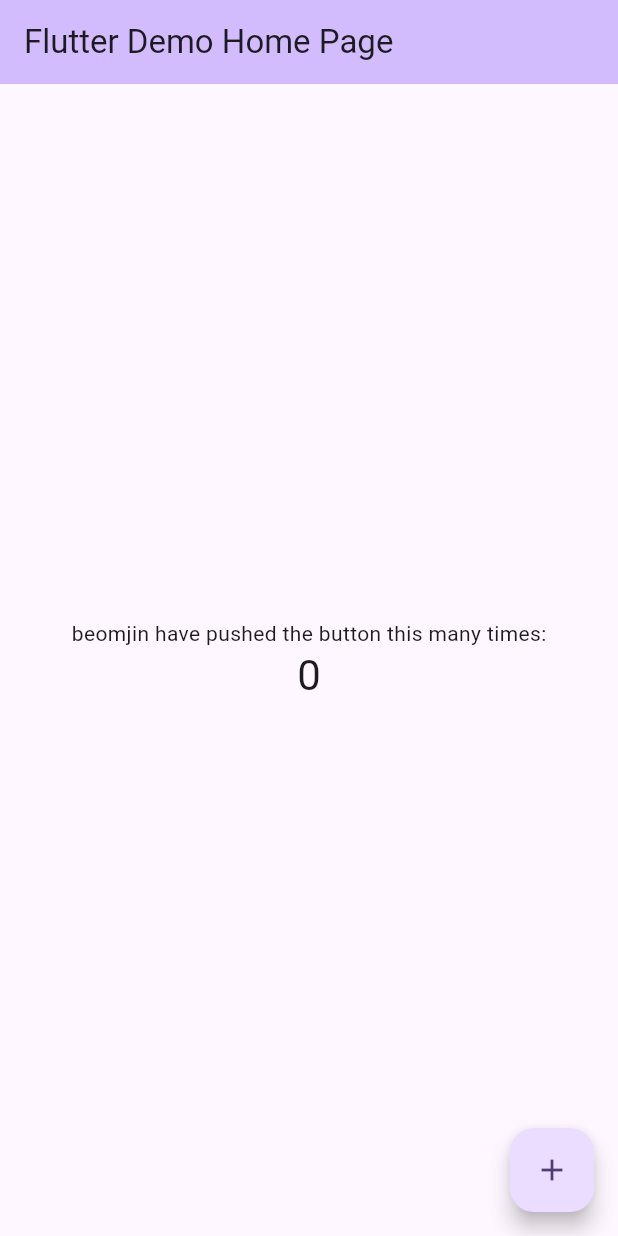
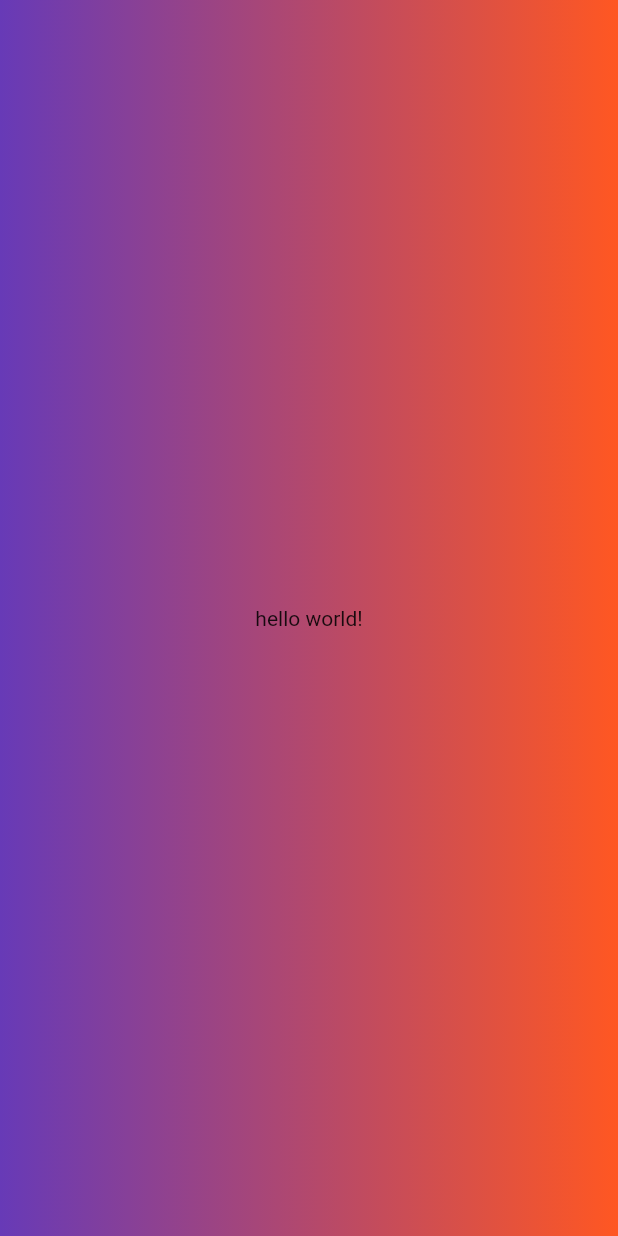
Before and after one commit to beomjin97/studying_flutter, a Flutter app: the screen it shows after launch, on a phone screen of 412 x 824 dp. Run offline on Flutter 3.47's test engine with Material 2 defaults, Android fonts, the phone set to English and light mode, and no system bars.

Commit message:
[feat] hello worlds with gradient background

```diff
--- a/lib/main.dart
+++ b/lib/main.dart
@@ -1,125 +1,13 @@
 import 'package:flutter/material.dart';
 
 void main() {
-  runApp(const MyApp());
+  runApp(MaterialApp(
+      home: Scaffold(
+    backgroundColor: Colors.deepPurple,
+    body: Container(
+        decoration: const BoxDecoration(
+            gradient:
+                LinearGradient(colors: [Colors.deepPurple, Colors.deepOrange])),
+        child: const Center(child: Text('hello world!'))),
+  )));
 }
-
-class MyApp extends StatelessWidget {
-  const MyApp({super.key});
-
-  // This widget is the root of your application.
-  @override
-  Widget build(BuildContext context) {
-    return MaterialApp(
-      title: 'Flutter Demo',
-      theme: ThemeData(
-        // This is the theme of your application.
-        //
-        // TRY THIS: Try running your application with "flutter run". You'll see
-        // the application has a blue toolbar. Then, without quitting the app,
-        // try changing the seedColor in the colorScheme below to Colors.green
-        // and then invoke "hot reload" (save your changes or press the "hot
-        // reload" button in a Flutter-supported IDE, or press "r" if you used
-        // the command line to start the app).
-        //
-        // Notice that the counter didn't reset back to zero; the application
-        // state is not lost during the reload. To reset the state, use hot
-        // restart instead.
-        //
-        // This works for code too, not just values: Most code changes can be
-        // tested with just a hot reload.
-        colorScheme: ColorScheme.fromSeed(seedColor: Colors.deepPurple),
-        useMaterial3: true,
-      ),
-      home: const MyHomePage(title: 'Flutter Demo Home Page'),
-    );
-  }
-}
-
-class MyHomePage extends StatefulWidget {
-  const MyHomePage({super.key, required this.title});
-
-  // This widget is the home page of your application. It is stateful, meaning
-  // that it has a State object (defined below) that contains fields that affect
-  // how it looks.
-
-  // This class is the configuration for the state. It holds the values (in this
-  // case the title) provided by the parent (in this case the App widget) and
-  // used by the build method of the State. Fields in a Widget subclass are
-  // always marked "final".
-
-  final String title;
-
-  @override
-  State<MyHomePage> createState() => _MyHomePageState();
-}
-
-class _MyHomePageState extends State<MyHomePage> {
-  int _counter = 0;
-
-  void _incrementCounter() {
-    setState(() {
-      // This call to setState tells the Flutter framework that something has
-      // changed in this State, which causes it to rerun the build method below
-      // so that the display can reflect the updated values. If we changed
-      // _counter without calling setState(), then the build method would not be
-      // called again, and so nothing would appear to happen.
-      _counter++;
-    });
-  }
-
-  @override
-  Widget build(BuildContext context) {
-    // This method is rerun every time setState is called, for instance as done
-    // by the _incrementCounter method above.
-    //
-    // The Flutter framework has been optimized to make rerunning build methods
-    // fast, so that you can just rebuild anything that needs updating rather
-    // than having to individually change instances of widgets.
-    return Scaffold(
-      appBar: AppBar(
-        // TRY THIS: Try changing the color here to a specific color (to
-        // Colors.amber, perhaps?) and trigger a hot reload to see the AppBar
-        // change color while the other colors stay the same.
-        backgroundColor: Theme.of(context).colorScheme.inversePrimary,
-        // Here we take the value from the MyHomePage object that was created by
-        // the App.build method, and use it to set our appbar title.
-        title: Text(widget.title),
-      ),
-      body: Center(
-        // Center is a layout widget. It takes a single child and positions it
-        // in the middle of the parent.
-        child: Column(
-          // Column is also a layout widget. It takes a list of children and
-          // arranges them vertically. By default, it sizes itself to fit its
-          // children horizontally, and tries to be as tall as its parent.
-          //
-          // Column has various properties to control how it sizes itself and
-          // how it positions its children. Here we use mainAxisAlignment to
-          // center the children vertically; the main axis here is the vertical
-          // axis because Columns are vertical (the cross axis would be
-          // horizontal).
-          //
-          // TRY THIS: Invoke "debug painting" (choose the "Toggle Debug Paint"
-          // action in the IDE, or press "p" in the console), to see the
-          // wireframe for each widget.
-          mainAxisAlignment: MainAxisAlignment.center,
-          children: <Widget>[
-            const Text(
-              'beomjin have pushed the button this many times:',
-            ),
-            Text(
-              '$_counter',
-              style: Theme.of(context).textTheme.headlineMedium,
-            ),
-          ],
-        ),
-      ),
-      floatingActionButton: FloatingActionButton(
-        onPressed: _incrementCounter,
-        tooltip: 'Increment',
-        child: const Icon(Icons.add),
-      ), // This trailing comma makes auto-formatting nicer for build methods.
-    );
-  }
-}
```
